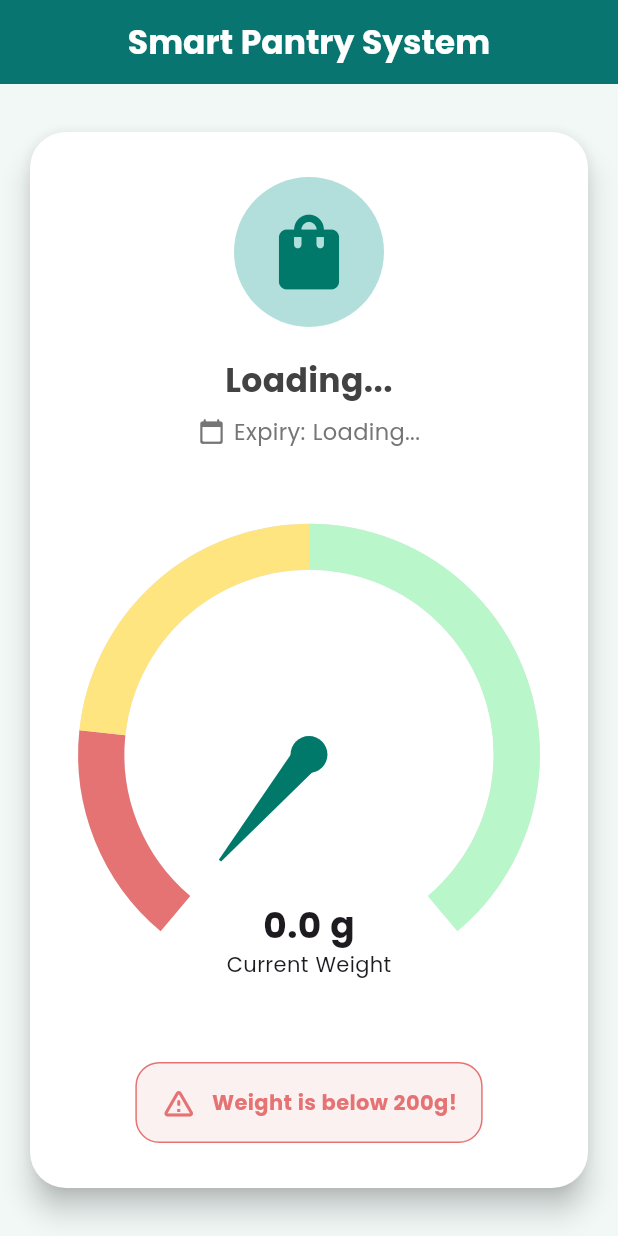
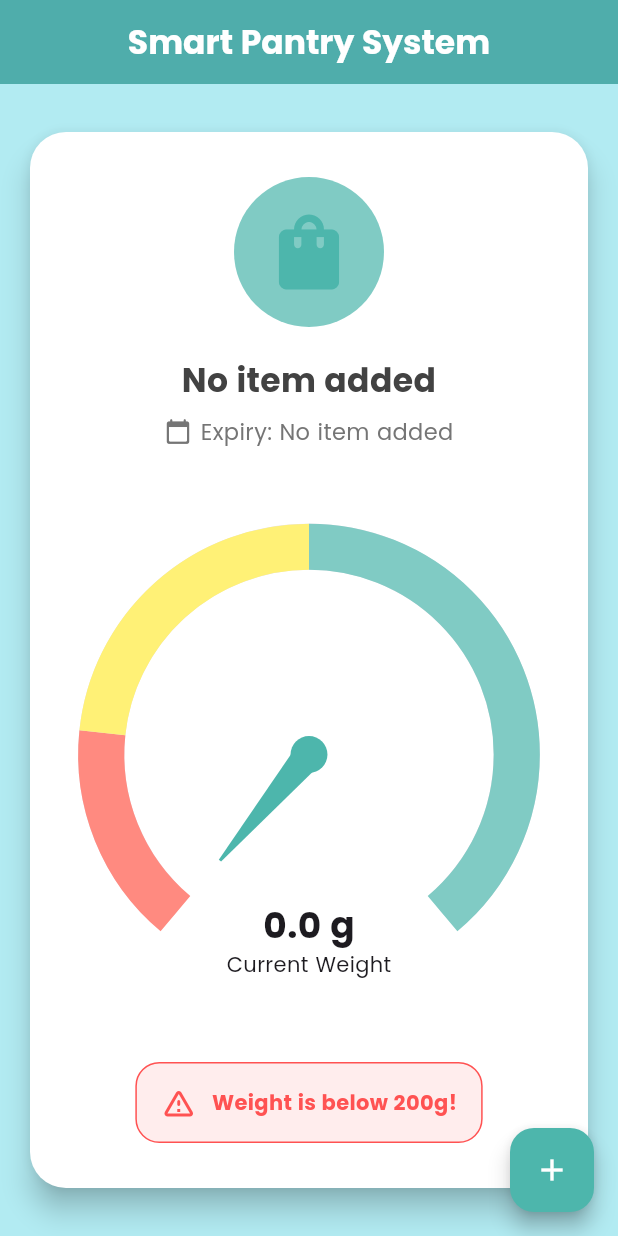
Before and after one commit to paturiick/Smart-Pantry-System, a Flutter app: the screen it shows after launch, on a phone screen of 412 x 824 dp. Run offline on Flutter 3.47's test engine with Material 3 defaults, Android fonts, the phone set to English and light mode, and no system bars; drawn by our look-alikes of syncfusion_flutter_gauges; our stand-ins replace animated_background, firebase_core, firebase_database, flutter_custom_clippers; accounts and stored records are empty.

Commit message:
feat: added scan RFID and add item

```diff
--- a/smart_pantry/lib/pages/home_page.dart
+++ b/smart_pantry/lib/pages/home_page.dart
@@ -1,5 +1,7 @@
 import 'package:flutter/material.dart';
 import 'package:firebase_database/firebase_database.dart';
+import 'package:smart_pantry/constants/colors.dart';
+import 'package:smart_pantry/routes/routes.dart';
 import 'package:syncfusion_flutter_gauges/gauges.dart';
 
 class HomePage extends StatefulWidget {
@@ -9,8 +11,8 @@ class HomePage extends StatefulWidget {
 
 class _HomePageState extends State<HomePage> {
   double weight = 0.0;
-  String productName = 'Loading...';
-  String expiryDate = 'Loading...';
+  String productName = 'No item added';
+  String expiryDate = 'No item added';
 
   final DatabaseReference _dbRef = FirebaseDatabase.instance.ref('pantry');
 
@@ -23,34 +25,46 @@ class _HomePageState extends State<HomePage> {
   void _listenToPantryData() {
     _dbRef.onValue.listen((DatabaseEvent event) {
       final data = event.snapshot.value as Map?;
-      if (data != null) {
+      if (data != null && data.containsKey('item') && data['item'].toString().isNotEmpty) {
         setState(() {
           weight = double.tryParse(data['weight(g)'].toString()) ?? 0.0;
-          productName = data['item'] ?? 'Unknown';
-          expiryDate = data['expiry'] ?? 'Unknown';
+          productName = data['item'] ?? 'No item added';
+          expiryDate = data['expiry'] ?? 'No item added';
+        });
+      } else {
+        setState(() {
+          weight = 0.0;
+          productName = 'No item added';
+          expiryDate = 'No item added';
         });
       }
     });
+  }
+
+  void _navigateToAddItem() {
+    Navigator.pushNamed(context, AppRoutes.ADDITEM);
   }
 
   @override
   Widget build(BuildContext context) {
     final bool isLowWeight = weight < 200.0;
 
-    final Color primaryColor = const Color(0xFF00796B); // Teal
-    final Color accentColor = const Color(0xFFB2DFDB); // Light mint
-    final Color warningColor = const Color(0xFFE57373); // Light red
-    final Color bgColor = const Color(0xFFF1F8F6); // Soft background
-
     return Scaffold(
-      backgroundColor: bgColor,
+      backgroundColor: AppColors.Aqua,
       appBar: AppBar(
-        title: const Text('Smart Pantry System',
-        style: TextStyle(color: Colors.white, fontWeight: FontWeight.bold),),
-        backgroundColor: primaryColor,
+        title: const Text(
+          'Smart Pantry System',
+          style: TextStyle(color: Colors.white, fontWeight: FontWeight.bold),
+        ),
+        backgroundColor: AppColors.Teal,
         centerTitle: true,
         elevation: 4,
         automaticallyImplyLeading: false,
+      ),
+      floatingActionButton: FloatingActionButton(
+        onPressed: _navigateToAddItem,
+        backgroundColor: AppColors.Teal,
+        child: const Icon(Icons.add, color: Colors.white),
       ),
       body: Padding(
         padding: const EdgeInsets.all(16),
@@ -72,12 +86,12 @@ class _HomePageState extends State<HomePage> {
                       padding: const EdgeInsets.all(20),
                       decoration: BoxDecoration(
                         shape: BoxShape.circle,
-                        color: accentColor,
+                        color: AppColors.Mint,
                       ),
                       child: Icon(
                         Icons.shopping_bag_rounded,
                         size: 60,
-                        color: primaryColor,
+                        color: AppColors.Teal,
                       ),
                     ),
                     const SizedBox(height: 20),
@@ -103,8 +117,6 @@ class _HomePageState extends State<HomePage> {
                       ],
                     ),
                     const SizedBox(height: 30),
-
-                    // START OF ANIMATED GAUGE
                     TweenAnimationBuilder<double>(
                       tween: Tween<double>(begin: 0, end: weight),
                       duration: const Duration(milliseconds: 800),
@@ -125,7 +137,7 @@ class _HomePageState extends State<HomePage> {
                                 GaugeRange(
                                   startValue: 0,
                                   endValue: 200,
-                                  color: warningColor,
+                                  color: Colors.redAccent.shade100,
                                   startWidth: 0.2,
                                   endWidth: 0.2,
                                   sizeUnit: GaugeSizeUnit.factor,
@@ -133,7 +145,7 @@ class _HomePageState extends State<HomePage> {
                                 GaugeRange(
                                   startValue: 200,
                                   endValue: 500,
-                                  color: Colors.amberAccent.shade100,
+                                  color: AppColors.YellowAccent,
                                   startWidth: 0.2,
                                   endWidth: 0.2,
                                   sizeUnit: GaugeSizeUnit.factor,
@@ -141,7 +153,7 @@ class _HomePageState extends State<HomePage> {
                                 GaugeRange(
                                   startValue: 500,
                                   endValue: 1000,
-                                  color: Colors.greenAccent.shade100,
+                                  color: AppColors.Mint,
                                   startWidth: 0.2,
                                   endWidth: 0.2,
                                   sizeUnit: GaugeSizeUnit.factor,
@@ -150,8 +162,8 @@ class _HomePageState extends State<HomePage> {
                               pointers: <GaugePointer>[
                                 NeedlePointer(
                                   value: animatedWeight,
-                                  needleColor: primaryColor,
-                                  knobStyle: KnobStyle(color: primaryColor),
+                                  needleColor: AppColors.Teal,
+                                  knobStyle: KnobStyle(color: AppColors.Teal),
                                 ),
                               ],
                               annotations: <GaugeAnnotation>[
@@ -177,26 +189,24 @@ class _HomePageState extends State<HomePage> {
                         );
                       },
                     ),
-                    // END OF ANIMATED GAUGE
-
                     if (isLowWeight)
                       Container(
                         margin: const EdgeInsets.only(top: 30),
                         padding: const EdgeInsets.symmetric(horizontal: 16, vertical: 14),
                         decoration: BoxDecoration(
-                          color: warningColor.withOpacity(0.1),
+                          color: Colors.redAccent.withOpacity(0.1),
                           borderRadius: BorderRadius.circular(16),
-                          border: Border.all(color: warningColor),
+                          border: Border.all(color: Colors.redAccent),
                         ),
                         child: Row(
                           mainAxisSize: MainAxisSize.min,
                           children: [
-                            Icon(Icons.warning_amber_rounded, color: warningColor),
+                            Icon(Icons.warning_amber_rounded, color: Colors.redAccent),
                             const SizedBox(width: 10),
                             Text(
                               'Weight is below 200g!',
                               style: TextStyle(
-                                color: warningColor,
+                                color: Colors.redAccent,
                                 fontWeight: FontWeight.w600,
                               ),
                             ),
--- a/smart_pantry/lib/routes/pages.dart
+++ b/smart_pantry/lib/routes/pages.dart
@@ -1,4 +1,5 @@
 import 'package:flutter/material.dart';
+import 'package:smart_pantry/pages/add_item.dart';
 import 'package:smart_pantry/pages/home_page.dart';
 import 'package:smart_pantry/pages/splash_screen.dart';
 import 'package:smart_pantry/routes/routes.dart';
@@ -8,6 +9,7 @@ class AppPages {
     return {
       AppRoutes.HOMEPAGE: (context) => HomePage(),
       AppRoutes.SPLASHSCREEN: (context) => SplashScreen(),
+      AppRoutes.ADDITEM: (context) => AddItemPage(),
     };
   }
 }
--- a/smart_pantry/lib/routes/routes.dart
+++ b/smart_pantry/lib/routes/routes.dart
@@ -1,4 +1,5 @@
 class AppRoutes {
   static const String HOMEPAGE = '/homepage';
   static const String SPLASHSCREEN = '/splashscreen';
+  static const String ADDITEM = '/additem';
 }
--- a/smart_pantry/pubspec.yaml
+++ b/smart_pantry/pubspec.yaml
@@ -35,6 +35,8 @@ dependencies:
   syncfusion_flutter_gauges: ^29.2.5
   flutter_custom_clippers: ^2.1.0
   animated_background: ^2.0.0
+  flutter_local_notifications: ^19.2.1
+  timezone: ^0.10.1
 
   # The following adds the Cupertino Icons font to your application.
   # Use with the CupertinoIcons class for iOS style icons.
```
Also changed, not shown: smart_pantry/lib/pages/add_item.dart (added, +193 -0 lines), smart_pantry/lib/widget/notification.dart (added), smart_pantry/pubspec.lock, 2 other files.
